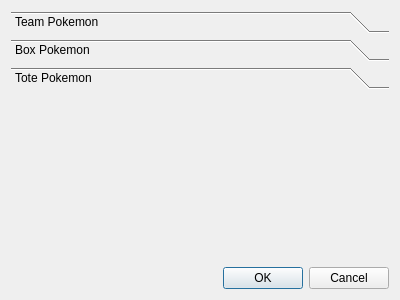
The window that PokemonSoullinkTracker/adminpokemonchange.ui (Quasimodo42/PokemonSoullinkTracker) describes before a commit, drawn with Qt 5.
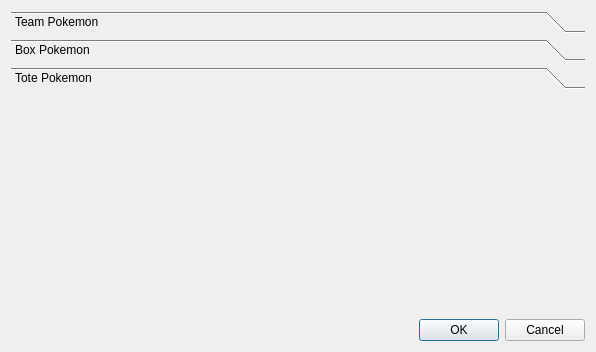
The same window after the commit. The open tabs and pages were chosen to show the change.

Commit message: fix: ui Changes PokeChange Admin

```diff
--- a/PokemonSoullinkTracker/adminpokemonchange.ui
+++ b/PokemonSoullinkTracker/adminpokemonchange.ui
@@ -6,8 +6,8 @@
    <rect>
     <x>0</x>
     <y>0</y>
-    <width>400</width>
-    <height>300</height>
+    <width>596</width>
+    <height>352</height>
    </rect>
   </property>
   <property name="windowTitle">
@@ -152,6 +152,14 @@
       </attribute>
      </widget>
      <widget class="QWidget" name="pageDead">
+      <property name="geometry">
+       <rect>
+        <x>0</x>
+        <y>0</y>
+        <width>578</width>
+        <height>214</height>
+       </rect>
+      </property>
       <attribute name="label">
        <string>Tote Pokemon</string>
       </attribute>
```
Left out of the diff: 6 changed lines with no effect on the pictures. The commit also changes 1 other file.
